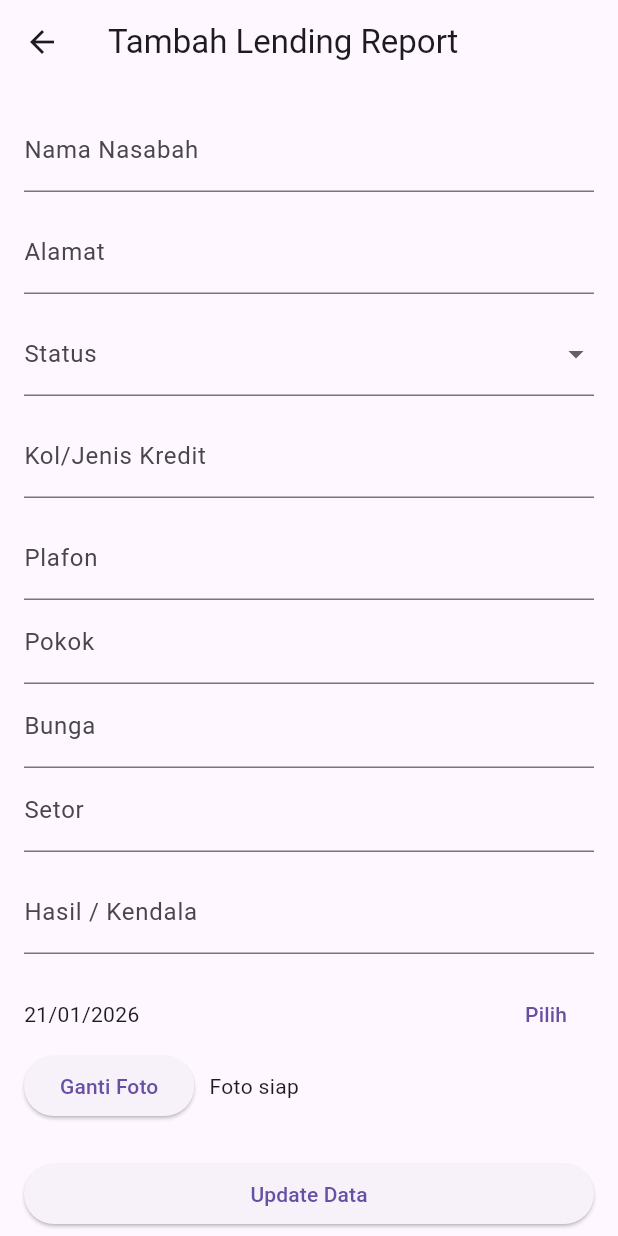
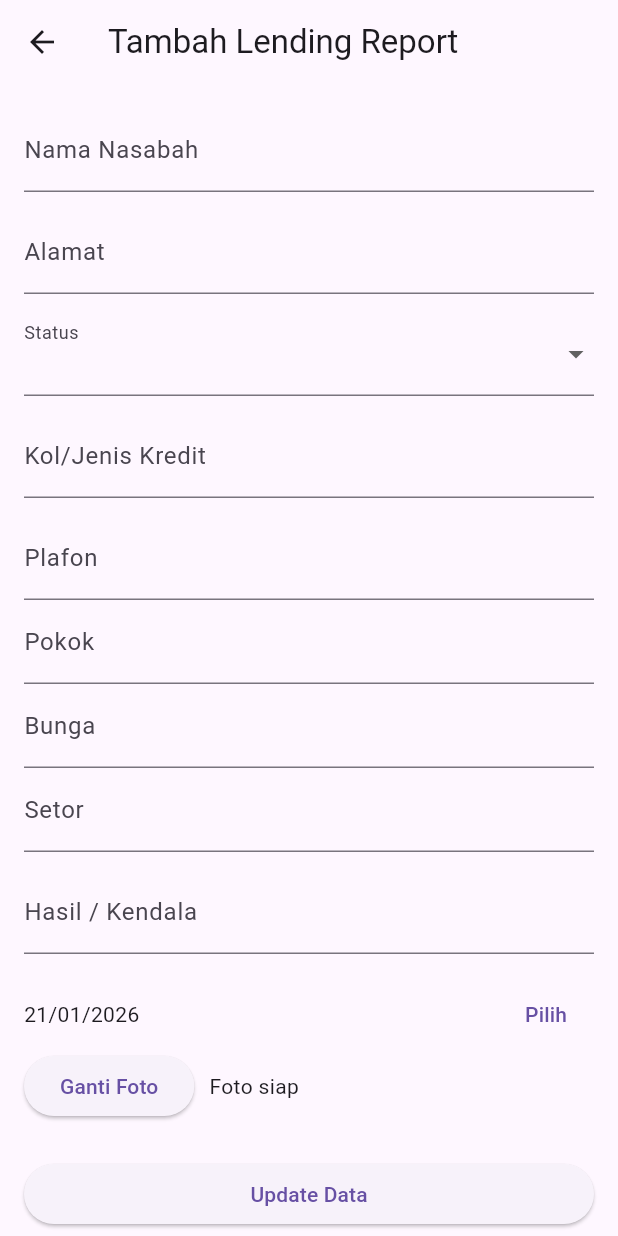
Before and after one commit to arfriyandri/daily_remedial_report, a Flutter app: the RemedialEditPage screen opened directly with empty values, on a phone screen of 412 x 824 dp. Run offline on Flutter 3.47's test engine with Material 3 defaults, Android fonts, the phone set to English and light mode, and no system bars; our stand-ins replace csv, file_picker, image_picker, open_filex, share_plus, shared_preferences and 1 more; missing offline and left inert: syncfusion_flutter_xlsio; accounts and stored records are empty.

Commit message:
lanjut dirumah

```diff
--- a/lib/pages/remedial_edit_page.dart
+++ b/lib/pages/remedial_edit_page.dart
@@ -30,7 +30,7 @@ class _RemedialEditPageState extends State<RemedialEditPage> {
 
   List<Map<String, dynamic>> masterNasabah = [];
 
-  String statusValue = '=';
+  String statusValue = '';
   DateTime? rencanaKunjungan;
 
   File? foto;
@@ -183,7 +183,7 @@ class _RemedialEditPageState extends State<RemedialEditPage> {
             DropdownButtonFormField(
               value: statusValue,
               items: const [
-                DropdownMenuItem(value: '-', child: Text('-')),
+                DropdownMenuItem(value: '', child: Text('')),
                 DropdownMenuItem(value: 'Follow Up', child: Text('Follow Up')),
                 DropdownMenuItem(value: 'Top Up', child: Text('Top Up')),
               ],
```
